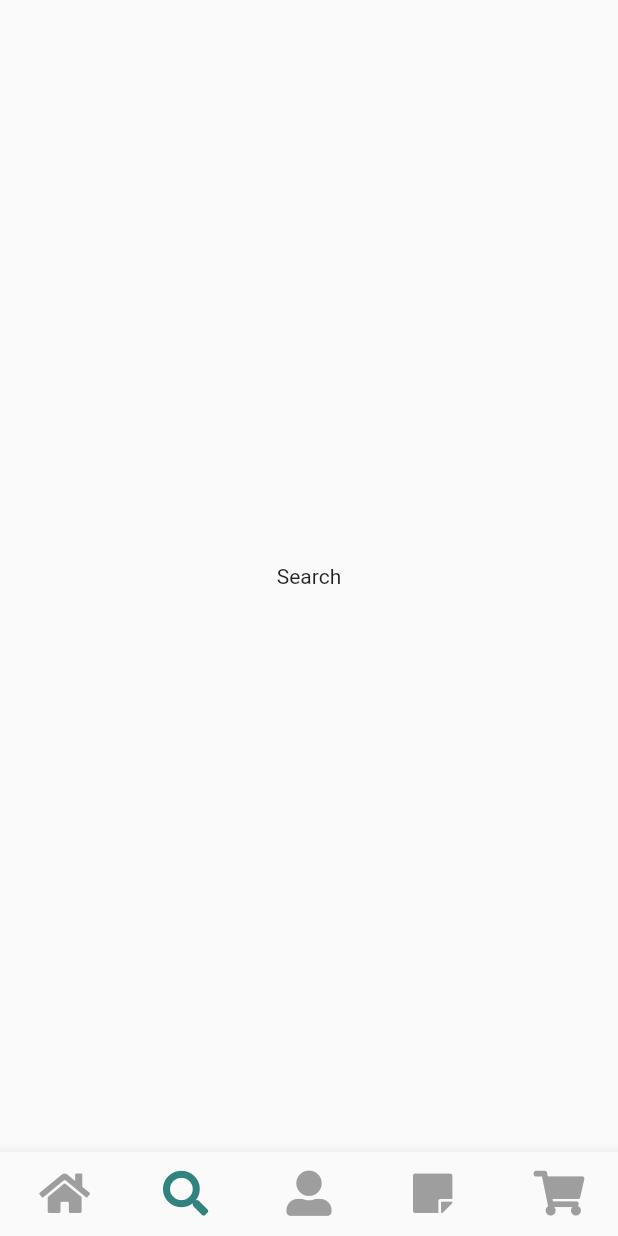
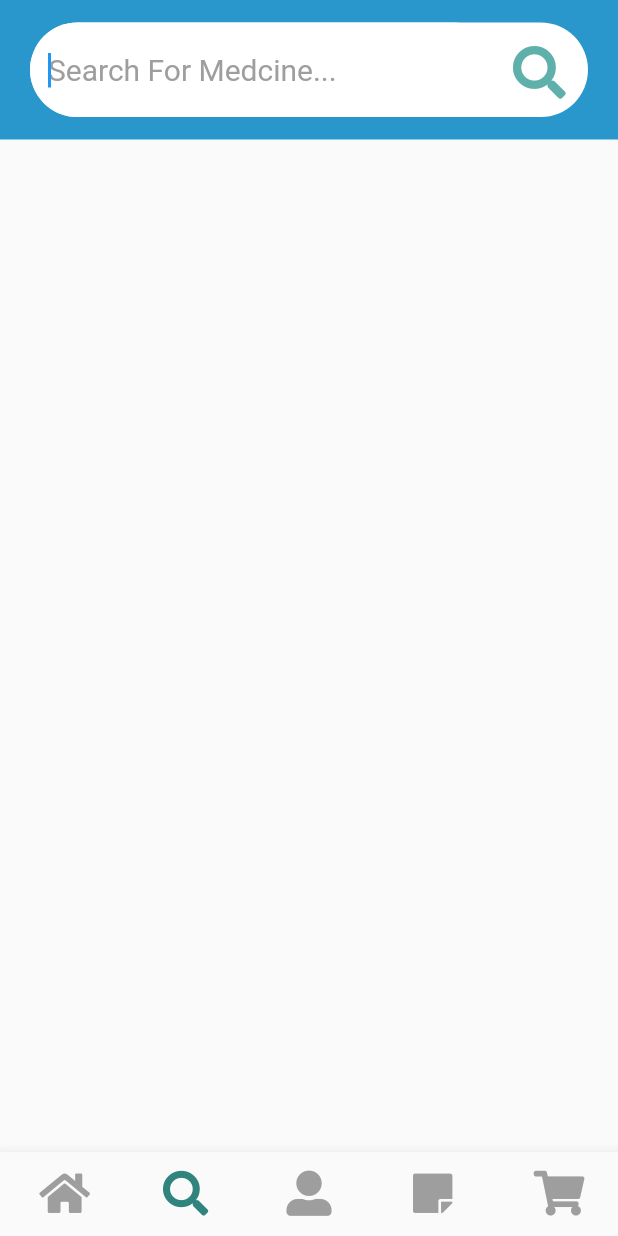
Before and after one commit to mimib00/Pharmacy-App, a Flutter app: the screen it shows after launch, item 2 of the bottom bar chosen, on a phone screen of 412 x 824 dp. Run offline on Flutter 3.47's test engine with Material 2 defaults, Android fonts, the phone set to English and light mode, and no system bars; our stand-ins replace flutter_svg, font_awesome_flutter.

Commit message:
finished search page design

```diff
--- a/lib/views/search.dart
+++ b/lib/views/search.dart
@@ -1,14 +1,85 @@
 import 'package:flutter/material.dart';
+import 'package:font_awesome_flutter/font_awesome_flutter.dart';
+import 'package:pharmacy_app/utils/color.dart';
+import 'package:pharmacy_app/widgets/custom_search_input.dart';
 
 class SearchPage extends StatelessWidget {
-  const SearchPage({Key? key}) : super(key: key);
+  final TextEditingController _controller = TextEditingController();
 
   @override
   Widget build(BuildContext context) {
     return Container(
-      child: Center(
-        child: Text('Search'),
+      child: Column(
+        children: [
+          Container(
+            width: double.infinity,
+            color: kPrimaryColor,
+            padding: EdgeInsets.symmetric(horizontal: 20, vertical: 15),
+            child: Container(
+              decoration: BoxDecoration(color: Colors.white, borderRadius: BorderRadius.circular(45)),
+              child: Row(
+                children: [
+                  Expanded(
+                    child: CustomSearchInput(
+                      controller: _controller,
+                      onChanged: (value) {},
+                      hintText: 'Search For Medcine...',
+                      keyboardType: TextInputType.emailAddress,
+                    ),
+                  ),
+                  Container(
+                    margin: EdgeInsets.only(right: 10),
+                    child: IconButton(
+                      onPressed: () {},
+                      icon: FaIcon(
+                        FontAwesomeIcons.search,
+                        size: 35,
+                        color: mainTeal,
+                      ),
+                    ),
+                  )
+                ],
+              ),
+            ),
+          ),
+        ],
       ),
     );
   }
 }
+
+/*child: Container(
+              padding: EdgeInsets.symmetric(vertical: 5, horizontal: 10),
+              decoration: BoxDecoration(
+                color: Colors.white,
+                borderRadius: BorderRadius.only(
+                  bottomLeft: Radius.circular(45),
+                  topLeft: Radius.circular(45),
+                ),
+              ),
+              child: Row(
+                crossAxisAlignment: CrossAxisAlignment.start,
+                mainAxisAlignment: MainAxisAlignment.start,
+                children: [
+                  Container(
+                    width: MediaQuery.of(context).size.width - 150,
+                    child: TextField(
+                      autofocus: true,
+                      controller: _controller,
+                      style: TextStyle(fontSize: 20),
+                      decoration: InputDecoration(
+                        isDense: true,
+                        isCollapsed: true,
+                        border: InputBorder.none,
+                      ),
+                    ),
+                  ),
+                  SizedBox(width: 10),
+                  Container(
+                    height: 30,
+                    width: MediaQuery.of(context).size.width * 0.2,
+                    color: Colors.amber,
+                  ),
+                ],
+              ),
+            ),*/
--- /dev/null
+++ b/lib/widgets/custom_search_input.dart
@@ -0,0 +1,51 @@
+import 'package:flutter/material.dart';
+
+class CustomSearchInput extends StatelessWidget {
+  final Function(String value)? onChanged;
+  final String? hintText;
+  final TextInputType? keyboardType;
+  final IconData? iconData;
+  final bool? isPassword;
+  final TextEditingController? controller;
+
+  CustomSearchInput({
+    this.onChanged,
+    this.controller,
+    this.hintText,
+    this.keyboardType = TextInputType.name,
+    this.iconData,
+    this.isPassword = false,
+  });
+
+  @override
+  Widget build(BuildContext context) {
+    return Container(
+      // margin: EdgeInsets.symmetric(horizontal: 10, vertical: 10),
+      child: TextField(
+        controller: controller,
+        textAlign: TextAlign.left,
+        keyboardType: keyboardType,
+        style: TextStyle(fontSize: 20, color: Colors.black),
+        autofocus: true,
+        decoration: InputDecoration(
+          icon: iconData != null
+              ? Icon(
+                  iconData,
+                  color: Colors.black,
+                )
+              : null,
+          fillColor: Colors.white,
+          filled: true,
+          hintText: hintText,
+          hintStyle: TextStyle(fontSize: 20, color: Colors.grey),
+          floatingLabelBehavior: FloatingLabelBehavior.always,
+          border: OutlineInputBorder(borderRadius: BorderRadius.circular(45), borderSide: BorderSide.none),
+        ),
+        obscureText: isPassword!,
+        onChanged: (value) {
+          onChanged!(value);
+        },
+      ),
+    );
+  }
+}
--- a/lib/widgets/drawer.dart
+++ b/lib/widgets/drawer.dart
@@ -8,6 +8,8 @@ class NavigationDrawer extends StatelessWidget {
     return Container(
       width: MediaQuery.of(context).size.width * 0.6,
       child: Drawer(
+        child: Container(
+          color: Color(0xffDFE9EF),
           child: Column(
             children: [
               Padding(
@@ -127,6 +129,7 @@ class NavigationDrawer extends StatelessWidget {
             ],
           ),
         ),
+      ),
     );
   }
 }
```
Also changed, not shown: lib/views/home.dart (+8 -1 lines). Lines whose indentation alone changed are shown as unchanged.
